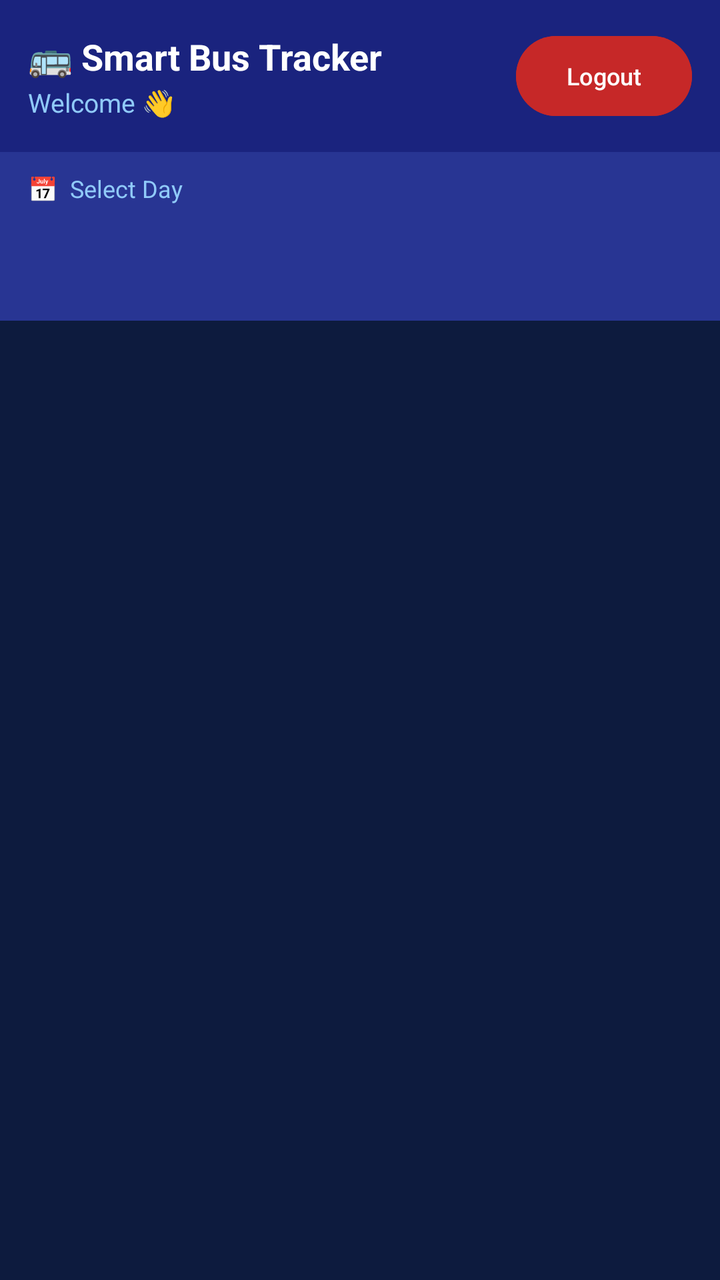
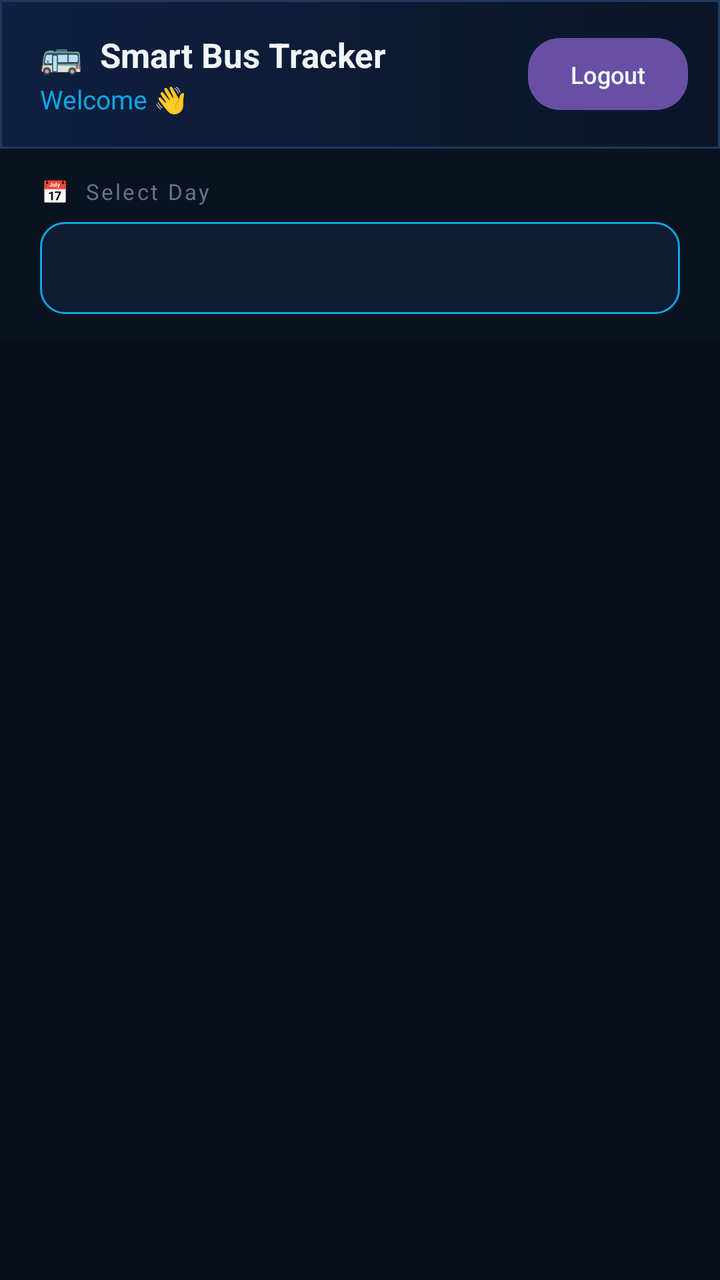

Before-and-after screenshots of an Android layout around one commit, followed by the original layout XML and the change that was made.
<!-- AndroidManifest.xml: application theme Theme.AppCompat.Light.NoActionBar -->
<!-- res/layout/activity_home.xml -->
<?xml version="1.0" encoding="utf-8"?>
<LinearLayout xmlns:android="http://schemas.android.com/apk/res/android"
    android:layout_width="match_parent"
    android:layout_height="match_parent"
    android:orientation="vertical"
    android:background="#0D1B3E">

    
    <LinearLayout
        android:layout_width="match_parent"
        android:layout_height="wrap_content"
        android:orientation="horizontal"
        android:background="#1A237E"
        android:padding="14dp"
        android:gravity="center_vertical">

        <LinearLayout
            android:layout_width="0dp"
            android:layout_height="wrap_content"
            android:layout_weight="1"
            android:orientation="vertical">

            <TextView
                android:layout_width="wrap_content"
                android:layout_height="wrap_content"
                android:text="🚌 Smart Bus Tracker"
                android:textColor="#FFFFFF"
                android:textSize="18sp"
                android:textStyle="bold"/>

            <TextView
                android:id="@+id/tvWelcome"
                android:layout_width="wrap_content"
                android:layout_height="wrap_content"
                android:text="Welcome 👋"
                android:textColor="#90CAF9"
                android:textSize="13sp"
                android:layout_marginTop="2dp"/>

        </LinearLayout>

        <Button
            android:id="@+id/btnLogout"
            android:layout_width="wrap_content"
            android:layout_height="wrap_content"
            android:text="Logout"
            android:textSize="12sp"
            android:textColor="#FFFFFF"
            android:backgroundTint="#C62828"
            android:paddingStart="14dp"
            android:paddingEnd="14dp"/>

    </LinearLayout>

    
    <LinearLayout
        android:layout_width="match_parent"
        android:layout_height="wrap_content"
        android:orientation="vertical"
        android:background="#283593"
        android:paddingStart="14dp"
        android:paddingEnd="14dp"
        android:paddingTop="10dp"
        android:paddingBottom="10dp">

        <TextView
            android:layout_width="wrap_content"
            android:layout_height="wrap_content"
            android:text="📅  Select Day"
            android:textColor="#90CAF9"
            android:textSize="12sp"
            android:layout_marginBottom="4dp"/>

        <Spinner
            android:id="@+id/daySpinner"
            android:layout_width="match_parent"
            android:layout_height="44dp"
            android:background="@drawable/spinner_bg"
            android:paddingStart="12dp"
            android:paddingEnd="12dp"
            android:popupBackground="#1A237E"/>

    </LinearLayout>

    
    <ProgressBar
        android:id="@+id/progressBar"
        android:layout_width="wrap_content"
        android:layout_height="wrap_content"
        android:layout_gravity="center_horizontal"
        android:visibility="gone"
        android:layout_marginTop="24dp"/>

    
    <TextView
        android:id="@+id/tvEmpty"
        android:layout_width="match_parent"
        android:layout_height="wrap_content"
        android:text="No buses found"
        android:textColor="#90CAF9"
        android:textSize="15sp"
        android:gravity="center"
        android:padding="32dp"
        android:visibility="gone"/>

    
    <androidx.recyclerview.widget.RecyclerView
        android:id="@+id/busRecycler"
        android:layout_width="match_parent"
        android:layout_height="0dp"
        android:layout_weight="1"
        android:paddingTop="8dp"
        android:paddingBottom="8dp"
        android:clipToPadding="false"/>

</LinearLayout>
<!-- resources referenced by this layout -->
<resources>
  <!-- drawable spinner_bg (drawable) -->
  <?xml version="1.0" encoding="utf-8"?>
  <selector xmlns:android="http://schemas.android.com/apk/res/android">
  
  </selector>
  <style name="Theme.AppCompat.Light.NoActionBar" parent="Base.Theme.AppCompat.Light.NoActionBar" />
  <style name="Base.Theme.AppCompat.Light.NoActionBar" parent="Theme.Material3.DayNight.NoActionBar">
          
          
      </style>
</resources>

<!-- the commit's change to res/layout/activity_home.xml (unified diff, before → after) -->
@@ -3,15 +3,18 @@
     android:layout_width="match_parent"
     android:layout_height="match_parent"
     android:orientation="vertical"
-    android:background="#0D1B3E">
+    android:background="#080E1C">
 
     
     <LinearLayout
         android:layout_width="match_parent"
         android:layout_height="wrap_content"
         android:orientation="horizontal"
-        android:background="#1A237E"
-        android:padding="14dp"
+        android:background="@drawable/header_bg"
+        android:paddingStart="20dp"
+        android:paddingEnd="16dp"
+        android:paddingTop="16dp"
+        android:paddingBottom="16dp"
         android:gravity="center_vertical">
 
         <LinearLayout
@@ -23,9 +26,9 @@
             <TextView
                 android:layout_width="wrap_content"
                 android:layout_height="wrap_content"
-                android:text="🚌 Smart Bus Tracker"
-                android:textColor="#FFFFFF"
-                android:textSize="18sp"
+                android:text="🚌  Smart Bus Tracker"
+                android:textColor="#F1F5F9"
+                android:textSize="17sp"
                 android:textStyle="bold"/>
 
             <TextView
@@ -33,7 +36,7 @@
                 android:layout_width="wrap_content"
                 android:layout_height="wrap_content"
                 android:text="Welcome 👋"
-                android:textColor="#90CAF9"
+                android:textColor="#0EA5E9"
                 android:textSize="13sp"
                 android:layout_marginTop="2dp"/>
 
@@ -41,14 +44,16 @@
 
         <Button
             android:id="@+id/btnLogout"
-            android:layout_width="wrap_content"
-            android:layout_height="wrap_content"
+            android:layout_width="80dp"
+            android:layout_height="36dp"
             android:text="Logout"
             android:textSize="12sp"
-            android:textColor="#FFFFFF"
-            android:backgroundTint="#C62828"
-            android:paddingStart="14dp"
-            android:paddingEnd="14dp"/>
+            android:textColor="#F1F5F9"
+            android:background="@drawable/btn_danger"
+            android:stateListAnimator="@null"
+            android:elevation="0dp"
+            android:paddingStart="0dp"
+            android:paddingEnd="0dp"/>
 
     </LinearLayout>
 
@@ -57,28 +62,29 @@
         android:layout_width="match_parent"
         android:layout_height="wrap_content"
         android:orientation="vertical"
-        android:background="#283593"
-        android:paddingStart="14dp"
-        android:paddingEnd="14dp"
-        android:paddingTop="10dp"
-        android:paddingBottom="10dp">
+        android:background="#0A1220"
+        android:paddingStart="20dp"
+        android:paddingEnd="20dp"
+        android:paddingTop="14dp"
+        android:paddingBottom="14dp">
 
         <TextView
             android:layout_width="wrap_content"
             android:layout_height="wrap_content"
             android:text="📅  Select Day"
-            android:textColor="#90CAF9"
-            android:textSize="12sp"
-            android:layout_marginBottom="4dp"/>
+            android:textColor="#64748B"
+            android:textSize="11sp"
+            android:letterSpacing="0.1"
+            android:layout_marginBottom="8dp"/>
 
         <Spinner
             android:id="@+id/daySpinner"
             android:layout_width="match_parent"
-            android:layout_height="44dp"
+            android:layout_height="46dp"
             android:background="@drawable/spinner_bg"
-            android:paddingStart="12dp"
-            android:paddingEnd="12dp"
-            android:popupBackground="#1A237E"/>
+            android:paddingStart="14dp"
+            android:paddingEnd="14dp"
+            android:popupBackground="#0D1B33"/>
 
     </LinearLayout>
 
@@ -89,18 +95,17 @@
         android:layout_height="wrap_content"
         android:layout_gravity="center_horizontal"
         android:visibility="gone"
-        android:layout_marginTop="24dp"/>
+        android:layout_marginTop="32dp"/>
 
-    
     <TextView
         android:id="@+id/tvEmpty"
         android:layout_width="match_parent"
         android:layout_height="wrap_content"
         android:text="No buses found"
-        android:textColor="#90CAF9"
+        android:textColor="#334155"
         android:textSize="15sp"
         android:gravity="center"
-        android:padding="32dp"
+        android:padding="40dp"
         android:visibility="gone"/>
 
     
@@ -109,8 +114,8 @@
         android:layout_width="match_parent"
         android:layout_height="0dp"
         android:layout_weight="1"
-        android:paddingTop="8dp"
-        android:paddingBottom="8dp"
+        android:paddingTop="12dp"
+        android:paddingBottom="12dp"
         android:clipToPadding="false"/>
 
 </LinearLayout>
<!-- resource entries referenced after the edit -->
@@ -1,10 +1,33 @@
 <!-- resources referenced by this layout -->
 <resources>
+  <!-- drawable btn_danger (drawable) -->
+  <?xml version="1.0" encoding="utf-8"?>
+  <shape xmlns:android="http://schemas.android.com/apk/res/android"
+      android:shape="rectangle">
+      <gradient
+          android:startColor="#EF4444"
+          android:endColor="#DC2626"
+          android:angle="135"/>
+      <corners android:radius="16dp"/>
+  </shape>
+  <!-- drawable header_bg (drawable) -->
+  <?xml version="1.0" encoding="utf-8"?>
+  <shape xmlns:android="http://schemas.android.com/apk/res/android"
+      android:shape="rectangle">
+      <gradient
+          android:startColor="#0A1628"
+          android:endColor="#0F2040"
+          android:angle="180"/>
+      <stroke android:width="1dp" android:color="#1E3A5F"/>
+  </shape>
   <!-- drawable spinner_bg (drawable) -->
   <?xml version="1.0" encoding="utf-8"?>
-  <selector xmlns:android="http://schemas.android.com/apk/res/android">
-  
-  </selector>
+  <shape xmlns:android="http://schemas.android.com/apk/res/android"
+      android:shape="rectangle">
+      <solid android:color="#0D1B33"/>
+      <corners android:radius="12dp"/>
+      <stroke android:width="1dp" android:color="#0EA5E9"/>
+  </shape>
   <style name="Theme.AppCompat.Light.NoActionBar" parent="Base.Theme.AppCompat.Light.NoActionBar" />
   <style name="Base.Theme.AppCompat.Light.NoActionBar" parent="Theme.Material3.DayNight.NoActionBar">
           
